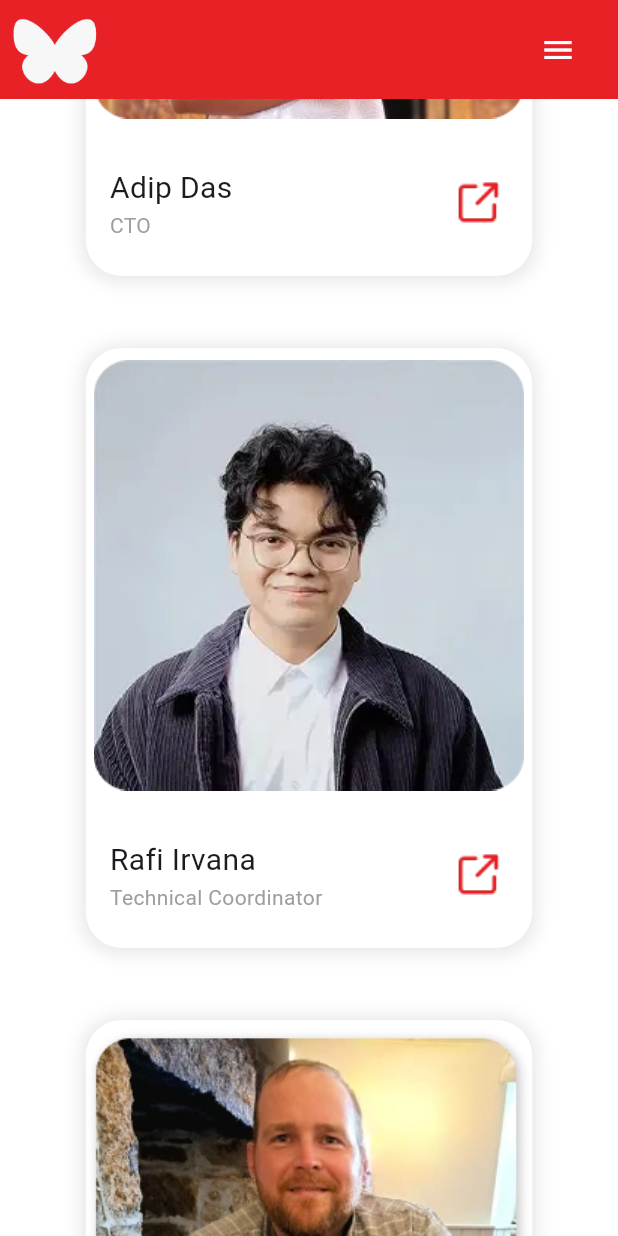
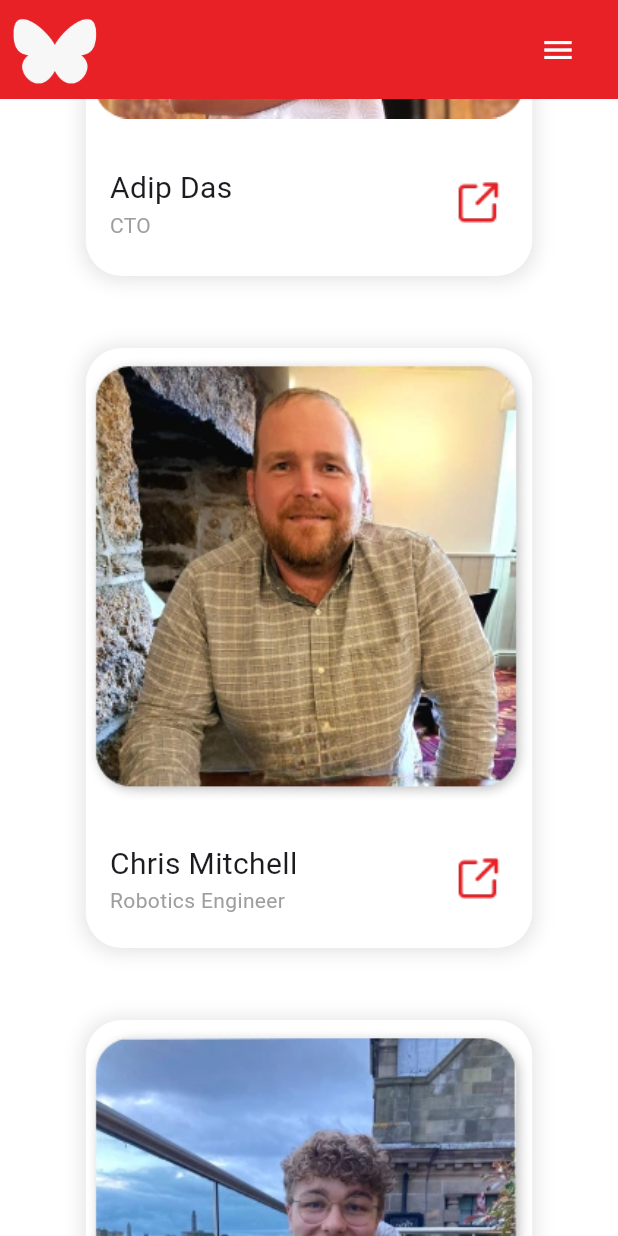
Before and after one commit to GI-Healthcare-Industries-Limited/GI-Website, a Flutter app: the AboutPage screen opened directly, scrolled down 1728 dp, on a phone screen of 412 x 824 dp. Run offline on Flutter 3.47's test engine with Material 3 defaults, Android fonts, the phone set to English and light mode, and no system bars; our stand-ins replace video_player, visibility_detector.

Commit message:
changing copyright and moving rafi

```diff
--- a/frontend/lib/pages/about_page.dart
+++ b/frontend/lib/pages/about_page.dart
@@ -113,11 +113,6 @@ class _AboutPageState extends State<AboutPage> {
                                 jobRole: 'CTO',
                               ),
                               PersonCard(
-                                imagePath: 'assets/images/rafi.webp',
-                                name: 'Rafi Irvana',
-                                jobRole: 'Technical Coordinator',
-                              ),
-                              PersonCard(
                                 imagePath: 'assets/images/chris.webp',
                                 name: 'Chris Mitchell',
                                 jobRole: 'Robotics Engineer',
@@ -131,6 +126,11 @@ class _AboutPageState extends State<AboutPage> {
                                 imagePath: 'assets/images/bailey.webp',
                                 name: 'Bailey Tuddenham',
                                 jobRole: 'Design Engineer',
+                              ),
+                              PersonCard(
+                                imagePath: 'assets/images/rafi.webp',
+                                name: 'Rafi Irvana',
+                                jobRole: 'Technical Coordinator',
                               ),
                             ],
                           ),
--- a/frontend/lib/widgets/footer.dart
+++ b/frontend/lib/widgets/footer.dart
@@ -179,7 +179,7 @@ class Footer extends StatelessWidget {
             ],
           ),
           const Text(
-            'Copyright © 2024 GI Healthcare Industries Ltd.',
+            'Copyright © 2025 GI Healthcare Industries Ltd.',
             style: MainTheme.smallPrint,
           )
         ],
```
Also changed, not shown: 5 other files.
